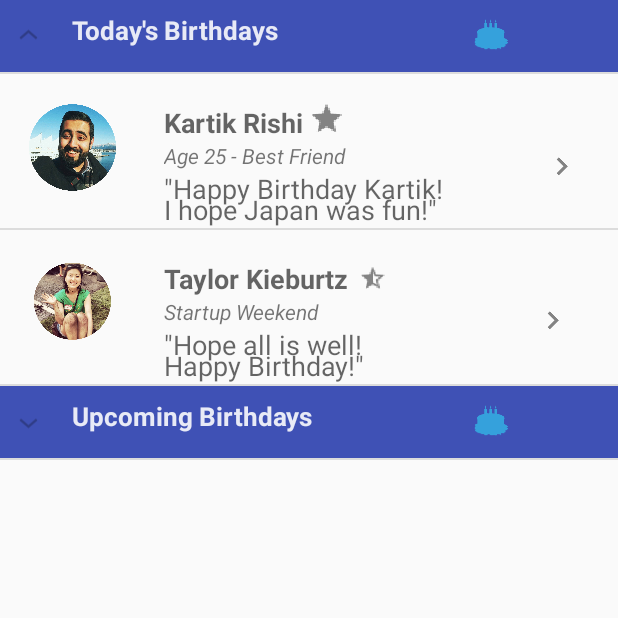
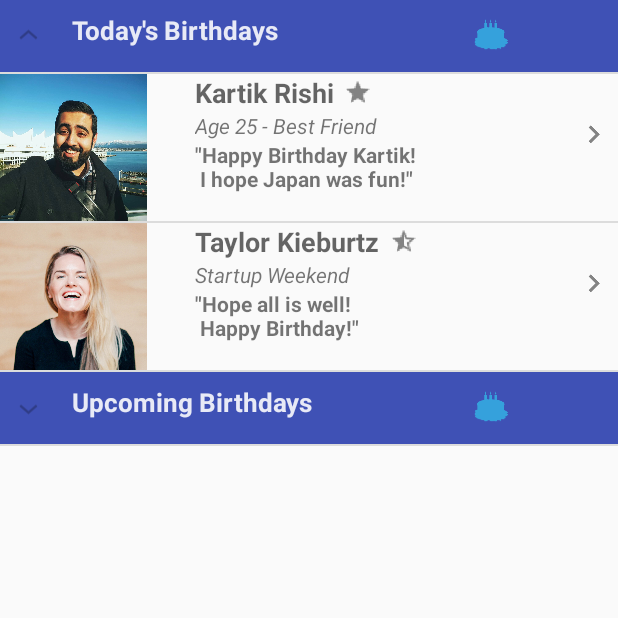
Before and after one commit to ishareef/dontmissit-android, an Android app: the screen it shows after launch (MainActivity), on a phone screen of 412 x 824 dp, the top half of it. Run offline under Robolectric (Android 15) with nearby library versions, the phone set to English and light mode, and no system bars.

Commit message:
latest changes

```diff
--- a/DontMissIt/app/src/main/res/layout/list_item1_1.xml
+++ b/DontMissIt/app/src/main/res/layout/list_item1_1.xml
@@ -15,14 +15,12 @@
         -->
 
     <ImageView
-        android:layout_width="58dp"
-        android:layout_height="58dp"
+        android:layout_width="98dp"
+        android:layout_height="98dp"
         android:id="@+id/imageView1_1"
         android:layout_alignParentTop="true"
         android:layout_alignParentStart="true"
-        android:layout_marginStart="19dp"
-        android:layout_marginTop="20dp"
-        android:src="@drawable/kartik_profile_pic" />
+        android:src="@drawable/kartik_pic" />
 
     <TextView
         android:layout_width="wrap_content"
@@ -30,18 +28,17 @@
         android:textAppearance="?android:attr/textAppearanceMedium"
         android:text="Kartik Rishi"
         android:id="@+id/textView1_1"
-        android:layout_alignTop="@+id/imageView1_1"
-        android:layout_toEndOf="@+id/imageView1_1"
         android:layout_marginStart="32dp"
-        android:textStyle="bold" />
+        android:textStyle="bold"
+        android:layout_alignParentTop="true"
+        android:layout_toEndOf="@+id/imageView1_1" />
 
     <ImageView
         android:layout_width="wrap_content"
         android:layout_height="wrap_content"
         android:id="@+id/imageView_1_1"
-        android:layout_marginEnd="21dp"
         android:src="@drawable/ic_action_name"
-        android:layout_alignBottom="@+id/imageView1_1"
+        android:layout_alignTop="@+id/textView"
         android:layout_alignParentEnd="true" />
 
     <TextView
@@ -50,34 +47,27 @@
         android:textAppearance="?android:attr/textAppearanceSmall"
         android:text="Age 25 - Best Friend"
         android:id="@+id/textView"
+        android:textStyle="italic"
         android:layout_below="@+id/textView1_1"
-        android:layout_alignStart="@+id/textView1_1"
-        android:textStyle="italic" />
+        android:layout_alignLeft="@+id/textView1_1" />
 
     <TextView
         android:layout_width="wrap_content"
         android:layout_height="wrap_content"
-        android:textAppearance="?android:attr/textAppearanceMedium"
-        android:text="&quot;Happy Birthday Kartik!"
+        android:textAppearance="?android:attr/textAppearanceSmall"
+        android:text="&quot;Happy Birthday Kartik!\n I hope Japan was fun!&quot;"
         android:id="@+id/textView2"
         android:layout_below="@+id/textView"
-        android:layout_alignStart="@+id/textView" />
-
-    <TextView
-        android:layout_width="wrap_content"
-        android:layout_height="wrap_content"
-        android:textAppearance="?android:attr/textAppearanceMedium"
-        android:text="I hope Japan was fun!&quot;"
-        android:id="@+id/textView3"
-        android:layout_below="@+id/imageView1_1"
-        android:layout_alignStart="@+id/textView2" />
+        android:layout_alignStart="@+id/textView"
+        android:textStyle="bold" />
 
     <ImageView
         android:layout_width="wrap_content"
         android:layout_height="wrap_content"
         android:id="@+id/imageView2"
         android:src="@drawable/ic_action_full_star"
-        android:layout_above="@+id/imageView_1_1"
-        android:layout_toEndOf="@+id/textView1_1" />
+        android:layout_alignParentTop="true"
+        android:layout_toEndOf="@+id/textView1_1"
+        android:layout_alignBottom="@+id/textView1_1" />
 
 </RelativeLayout>
--- a/DontMissIt/app/src/main/res/layout/list_item1_2.xml
+++ b/DontMissIt/app/src/main/res/layout/list_item1_2.xml
@@ -15,14 +15,15 @@
         -->
 
     <ImageView
-        android:layout_width="58dp"
-        android:layout_height="58dp"
+        android:layout_width="98dp"
+        android:layout_height="98dp"
         android:id="@+id/imageView1_2"
         android:layout_alignParentTop="true"
         android:layout_alignParentStart="true"
-        android:layout_marginStart="19dp"
-        android:layout_marginTop="20dp"
-        android:src="@drawable/jesse_profile_pic" />
+        android:src="@drawable/leadership_taylor" />
+        <!--android:layout_marginStart="19dp" -->
+        <!-- android:layout_marginTop="20dp" -->
+
 
     <TextView
         android:layout_width="wrap_content"
@@ -40,8 +41,7 @@
         android:layout_height="wrap_content"
         android:id="@+id/imageView_1_2"
         android:src="@drawable/ic_action_name"
-        android:layout_marginEnd="27dp"
-        android:layout_alignTop="@+id/textView4"
+        android:layout_below="@+id/imageView3"
         android:layout_alignParentEnd="true" />
 
     <TextView
@@ -50,27 +50,28 @@
         android:textAppearance="?android:attr/textAppearanceSmall"
         android:text="Startup Weekend"
         android:id="@+id/textView4"
+        android:textStyle="italic"
         android:layout_below="@+id/textView1_2"
-        android:layout_alignStart="@+id/textView1_2"
-        android:textStyle="italic" />
+        android:layout_alignStart="@+id/textView1_2" />
 
     <TextView
         android:layout_width="wrap_content"
         android:layout_height="wrap_content"
-        android:textAppearance="?android:attr/textAppearanceMedium"
-        android:text="&quot;Hope all is well!"
+        android:textAppearance="?android:attr/textAppearanceSmall"
+        android:text="&quot;Hope all is well!\n Happy Birthday!&quot;"
         android:id="@+id/textView5"
         android:layout_below="@+id/textView4"
-        android:layout_alignStart="@+id/textView4" />
+        android:layout_alignStart="@+id/textView4"
+        android:textStyle="bold" />
 
-    <TextView
+    <!--<TextView
         android:layout_width="wrap_content"
         android:layout_height="wrap_content"
         android:textAppearance="?android:attr/textAppearanceMedium"
         android:text="Happy Birthday!&quot;"
         android:id="@+id/textView6"
-        android:layout_below="@+id/imageView1_2"
-        android:layout_alignStart="@+id/textView5" />
+        android:layout_below="@+id/textView5"
+        android:layout_alignStart="@+id/textView5" /> -->
 
     <ImageView
         android:layout_width="wrap_content"
```
Also changed, not shown: DontMissIt/app/src/main/res/drawable/kartik_pic.png (added), DontMissIt/app/src/main/res/drawable/leadership_taylor.png (added).
